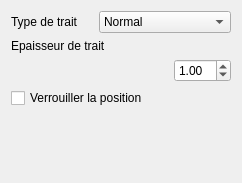
First picture: the form in sources/ui/shapegraphicsitempropertieswidget.ui, repository qelectrotech/qelectrotech-source-mirror, before the edit.
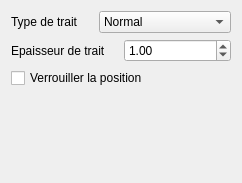
Second picture: the form after the edit.

Commit message: Refresh widget

```diff
--- a/sources/ui/shapegraphicsitempropertieswidget.ui
+++ b/sources/ui/shapegraphicsitempropertieswidget.ui
@@ -54,14 +54,16 @@
      </item>
     </layout>
    </item>
-   <item alignment="Qt::AlignLeft">
+   <item>
+    <layout class="QHBoxLayout" name="horizontalLayout_3">
+     <item>
     <widget class="QLabel" name="label_2">
      <property name="text">
       <string>Epaisseur de trait</string>
      </property>
     </widget>
    </item>
-   <item alignment="Qt::AlignRight">
+     <item>
     <widget class="QDoubleSpinBox" name="m_size_cb">
      <property name="maximumSize">
       <size>
@@ -86,6 +88,8 @@
      </property>
     </widget>
    </item>
+    </layout>
+   </item>
    <item>
     <widget class="QCheckBox" name="m_lock_pos_cb">
      <property name="text">
```
Left out of the diff: 3 changed lines with no effect on the pictures. Lines whose indentation alone changed are shown as unchanged.
